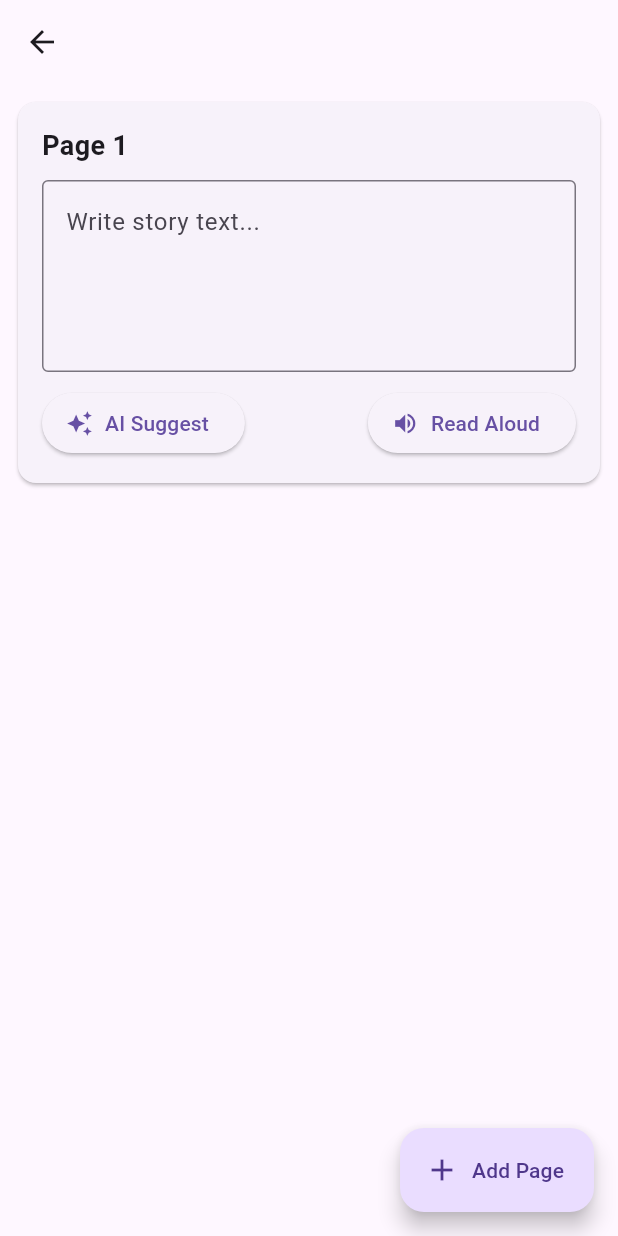
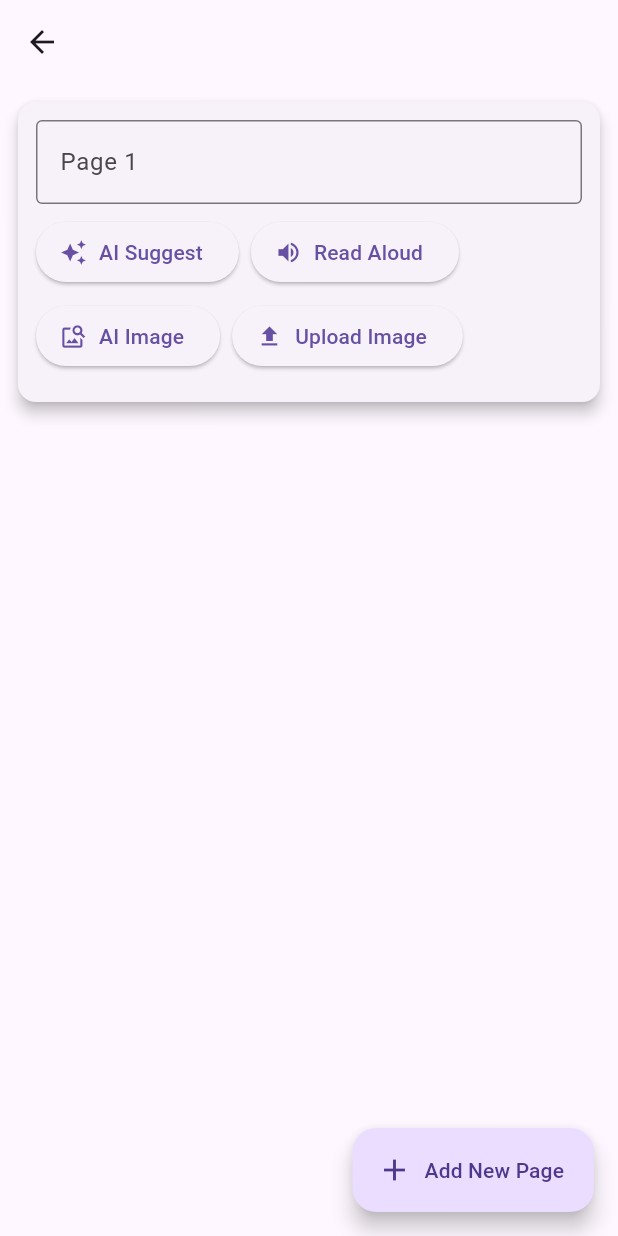
Before and after one commit to surtalk/storybridge, a Flutter app: the StoryEditorScreen screen opened directly with empty values, after a tap on "AI Suggest", on a phone screen of 412 x 824 dp. Run offline on Flutter 3.47's test engine with Material 3 defaults, Android fonts, the phone set to English and light mode, and no system bars; our stand-ins replace flutter_dotenv, flutter_tts, image_picker; network calls fail.

Commit message:
commit 5

```diff
--- /dev/null
+++ b/lib/features/media/services/openai_text_service.dart
@@ -0,0 +1,45 @@
+import 'dart:convert';
+import 'package:flutter_dotenv/flutter_dotenv.dart';
+import 'package:http/http.dart' as http;
+
+class OpenAITextService {
+  static Future<String?> generateNextLine(String prompt) async {
+    final apiKey = dotenv.env['OPENAI_API_KEY'];
+    if (apiKey == null || apiKey.isEmpty) {
+      print('Missing OpenAI API key');
+      return null;
+    }
+
+    final url = Uri.parse('https://api.openai.com/v1/chat/completions');
+
+    final response = await http.post(
+      url,
+      headers: {
+        'Content-Type': 'application/json',
+        'Authorization': 'Bearer $apiKey',
+      },
+      body: jsonEncode({
+        'model': 'gpt-3.5-turbo',
+        'messages': [
+          {
+            'role': 'system',
+            'content':
+                'You are a children\'s story writer. Write the next line of the story.',
+          },
+          {'role': 'user', 'content': prompt},
+        ],
+        'temperature': 0.7,
+        'max_tokens': 50,
+      }),
+    );
+
+    if (response.statusCode == 200) {
+      final data = json.decode(response.body);
+      final content = data['choices'][0]['message']['content'];
+      return content?.trim();
+    } else {
+      print('OpenAI text error: ${response.body}');
+      return null;
+    }
+  }
+}
--- /dev/null
+++ b/lib/features/stories/models/story_page.dart
@@ -0,0 +1,7 @@
+class StoryPage {
+  String text;
+  String? aiSuggestion;
+  String? imageUrl; // Can be either uploaded or AI generated
+
+  StoryPage({required this.text, this.aiSuggestion, this.imageUrl});
+}
--- a/lib/features/stories/screens/story_editor_screen.dart
+++ b/lib/features/stories/screens/story_editor_screen.dart
@@ -1,127 +1,80 @@
+import 'dart:io';
 import 'package:flutter/material.dart';
 import 'package:flutter_tts/flutter_tts.dart';
-import 'package:http/http.dart' as http;
-import 'dart:convert';
-import 'package:flutter_dotenv/flutter_dotenv.dart';
+import 'package:storybridge_app/features/stories/models/story_page.dart';
+import 'package:storybridge_app/features/media/services/openai_text_service.dart';
+import 'package:storybridge_app/features/media/services/openai_image_service.dart';
+import 'package:storybridge_app/features/media/services/image_picker_service.dart';
 
 class StoryEditorScreen extends StatefulWidget {
   final String storyTitle;
 
-  const StoryEditorScreen({Key? key, required this.storyTitle})
-    : super(key: key);
+  const StoryEditorScreen({super.key, required this.storyTitle});
 
   @override
-  _StoryEditorScreenState createState() => _StoryEditorScreenState();
+  State<StoryEditorScreen> createState() => _StoryEditorScreenState();
 }
 
 class _StoryEditorScreenState extends State<StoryEditorScreen> {
-  final List<TextEditingController> _controllers = [];
-  final FlutterTts _flutterTts = FlutterTts();
-  final ScrollController _scrollController = ScrollController();
-  final List<String?> _aiSuggestions = [null];
-  @override
-  void initState() {
-    super.initState();
-    _addNewPage(); // Add the first page initially
-  }
+  final FlutterTts flutterTts = FlutterTts();
+  final List<StoryPage> _storyPages = [StoryPage(text: '')];
+  final List<TextEditingController> _controllers = [TextEditingController()];
+  final List<String?> _aiSuggestions = [];
 
   @override
   void dispose() {
-    for (var controller in _controllers) {
+    for (final controller in _controllers) {
       controller.dispose();
     }
-    _scrollController.dispose();
-    _flutterTts.stop();
+    flutterTts.stop();
     super.dispose();
   }
 
   void _addNewPage() {
     setState(() {
+      _storyPages.add(StoryPage(text: ''));
       _controllers.add(TextEditingController());
       _aiSuggestions.add(null);
     });
-
-    // Auto-scroll to the new page after build
-    WidgetsBinding.instance.addPostFrameCallback((_) {
-      _scrollController.animateTo(
-        _scrollController.position.maxScrollExtent + 100,
-        duration: const Duration(milliseconds: 300),
-        curve: Curves.easeOut,
-      );
-    });
   }
 
-  Future<void> _suggestNextLine(int index) async {
-    final apiKey = dotenv.env['OPENAI_API_KEY'];
-    if (apiKey == null) {
-      ScaffoldMessenger.of(
-        context,
-      ).showSnackBar(const SnackBar(content: Text('OpenAI API key not found')));
-      return;
-    }
+  @override
+  void initState() {
+    super.initState();
+    _aiSuggestions.add(null);
+  }
 
-    final prompt =
-        _controllers[index].text.trim().isEmpty
-            ? "Continue the story titled '${widget.storyTitle}':"
-            : "Continue: ${_controllers[index].text}";
+  Future<void> _speak(String text) async {
+    await flutterTts.speak(text);
+  }
 
-    final response = await http.post(
-      Uri.parse("https://api.openai.com/v1/chat/completions"),
-      headers: {
-        "Authorization": "Bearer $apiKey",
-        "Content-Type": "application/json",
-      },
-      body: jsonEncode({
-        "model": "gpt-3.5-turbo",
-        "messages": [
-          {
-            "role": "system",
-            "content":
-                "You are helping children with autism continue a story using simple, encouraging language.",
-          },
-          {
-            "role": "user",
-            "content": "Continue this story: ${_controllers[index].text}",
-          },
-        ],
-        "temperature": 0.7,
-      }),
-    );
-
-    if (response.statusCode == 200) {
-      //final data = jsonDecode(response.body);
-      //final suggestion = data['choices'][0]['text'];
-
-      final data = json.decode(response.body);
-      final suggestion = data['choices'][0]['message']['content'];
-
+  Future<void> _generateAISuggestion(int index) async {
+    final prompt = _controllers[index].text;
+    final suggestion = await OpenAITextService.generateNextLine(prompt);
+    if (suggestion != null) {
       setState(() {
         _aiSuggestions[index] = suggestion;
       });
-    } else {
-      ScaffoldMessenger.of(context).showSnackBar(
-        SnackBar(content: Text('AI Error: ${response.statusCode}')),
-      );
     }
   }
 
-  Future<void> _speakText(String text) async {
-    await _flutterTts.setLanguage("en-US");
-    await _flutterTts.setPitch(1.0);
-    await _flutterTts.speak(text);
+  Future<void> _generateAIImage(int index) async {
+    final prompt = _controllers[index].text;
+    final imageUrl = await OpenAIImageService.generateImage(prompt);
+    if (imageUrl != null) {
+      setState(() {
+        _storyPages[index].imageUrl = imageUrl;
+      });
+    }
   }
 
-  void _acceptSuggestion(int index) {
-    setState(() {
-      _controllers[index].text += ' ' + (_aiSuggestions[index] ?? '');
-      _aiSuggestions[index] = null;
-    });
-  }
-
-  void _discardSuggestion(int index) {
-    setState(() {
-      _aiSuggestions[index] = null;
-    });
+  Future<void> _uploadImage(int index) async {
+    final imageFile = await ImagePickerService.pickImageFromGallery();
+    if (imageFile != null) {
+      setState(() {
+        _storyPages[index].imageUrl = imageFile.path;
+      });
+    }
   }
 
   @override
@@ -129,71 +82,91 @@ class _StoryEditorScreenState extends State<StoryEditorScreen> {
     return Scaffold(
       appBar: AppBar(title: Text(widget.storyTitle)),
       body: ListView.builder(
-        controller: _scrollController,
-        itemCount: _controllers.length,
+        itemCount: _storyPages.length,
         itemBuilder: (context, index) {
           return Card(
             margin: const EdgeInsets.all(12),
+            elevation: 4,
             child: Padding(
-              padding: const EdgeInsets.all(16),
+              padding: const EdgeInsets.all(12.0),
               child: Column(
-                crossAxisAlignment: CrossAxisAlignment.stretch,
                 children: [
-                  Text(
-                    "Page ${index + 1}",
-                    style: const TextStyle(
-                      fontWeight: FontWeight.bold,
-                      fontSize: 18,
-                    ),
-                  ),
-                  const SizedBox(height: 10),
                   TextField(
                     controller: _controllers[index],
-                    maxLines: 4,
-                    decoration: const InputDecoration(
-                      hintText: "Write story text...",
-                      border: OutlineInputBorder(),
+                    maxLines: null,
+                    decoration: InputDecoration(
+                      labelText: 'Page ${index + 1}',
+                      border: const OutlineInputBorder(),
                     ),
+                    onChanged: (value) {
+                      _storyPages[index].text = value;
+                    },
                   ),
-                  const SizedBox(height: 10),
+                  const SizedBox(height: 8),
                   Row(
-                    mainAxisAlignment: MainAxisAlignment.spaceBetween,
                     children: [
                       ElevatedButton.icon(
-                        onPressed: () => _suggestNextLine(index),
+                        onPressed: () => _generateAISuggestion(index),
                         icon: const Icon(Icons.auto_awesome),
-                        label: const Text("AI Suggest"),
+                        label: const Text('AI Suggest'),
                       ),
+                      const SizedBox(width: 8),
                       ElevatedButton.icon(
-                        onPressed: () => _speakText(_controllers[index].text),
+                        onPressed: () => _speak(_controllers[index].text),
                         icon: const Icon(Icons.volume_up),
-                        label: const Text("Read Aloud"),
+                        label: const Text('Read Aloud'),
                       ),
                     ],
                   ),
                   if (_aiSuggestions.length > index &&
-                      _aiSuggestions[index] != null) ...[
-                    const SizedBox(height: 12),
-                    Text(
-                      "AI Suggestion:",
-                      style: TextStyle(fontWeight: FontWeight.w600),
-                    ),
-                    Text(_aiSuggestions[index]!),
-                    Row(
+                      _aiSuggestions[index] != null)
+                    Column(
                       children: [
-                        TextButton.icon(
-                          onPressed: () => _acceptSuggestion(index),
-                          icon: Icon(Icons.check, color: Colors.green),
-                          label: Text("Accept"),
+                        const SizedBox(height: 8),
+                        Text(
+                          'AI Suggestion: ${_aiSuggestions[index]!}',
+                          style: const TextStyle(fontStyle: FontStyle.italic),
                         ),
-                        TextButton.icon(
-                          onPressed: () => _discardSuggestion(index),
-                          icon: Icon(Icons.clear, color: Colors.red),
-                          label: Text("Discard"),
+                        TextButton(
+                          onPressed: () {
+                            _controllers[index].text +=
+                                ' ${_aiSuggestions[index]!}';
+                            _storyPages[index].text = _controllers[index].text;
+                            setState(() {
+                              _aiSuggestions[index] = null;
+                            });
+                          },
+                          child: const Text('Accept Suggestion'),
                         ),
                       ],
                     ),
-                  ],
+                  const SizedBox(height: 8),
+                  Row(
+                    children: [
+                      ElevatedButton.icon(
+                        onPressed: () => _generateAIImage(index),
+                        icon: const Icon(Icons.image_search),
+                        label: const Text('AI Image'),
+                      ),
+                      const SizedBox(width: 8),
+                      ElevatedButton.icon(
+                        onPressed: () => _uploadImage(index),
+                        icon: const Icon(Icons.upload),
+                        label: const Text('Upload Image'),
+                      ),
+                    ],
+                  ),
+                  const SizedBox(height: 8),
+                  if (_storyPages[index].imageUrl != null)
+                    _storyPages[index].imageUrl!.startsWith('http')
+                        ? Image.network(
+                          _storyPages[index].imageUrl!,
+                          height: 200,
+                        )
+                        : Image.file(
+                          File(_storyPages[index].imageUrl!),
+                          height: 200,
+                        ),
                 ],
               ),
             ),
@@ -203,7 +176,7 @@ class _StoryEditorScreenState extends State<StoryEditorScreen> {
       floatingActionButton: FloatingActionButton.extended(
         onPressed: _addNewPage,
         icon: const Icon(Icons.add),
-        label: const Text("Add Page"),
+        label: const Text('Add New Page'),
       ),
     );
   }
--- a/pubspec.yaml
+++ b/pubspec.yaml
@@ -37,6 +37,7 @@ dependencies:
   http: ^1.3.0
   flutter_dotenv: ^5.2.1
   flutter_tts: ^4.2.2
+  image_picker: ^1.0.4
 
 dev_dependencies:
   flutter_test:
```
Also changed, not shown: lib/features/media/services/image_picker_service.dart (added, +13 -0 lines), lib/features/media/services/openai_image_service.dart (added, +33 -0 lines), lib/features/media/services/openai_service.dart (added, +27 -0 lines), lib/features/media/widgets/image_display.dart (added, +23 -0 lines), lib/features/media/widgets/story_page_widget.dart (added, +40 -0 lines), pubspec.lock, 5 other files.
